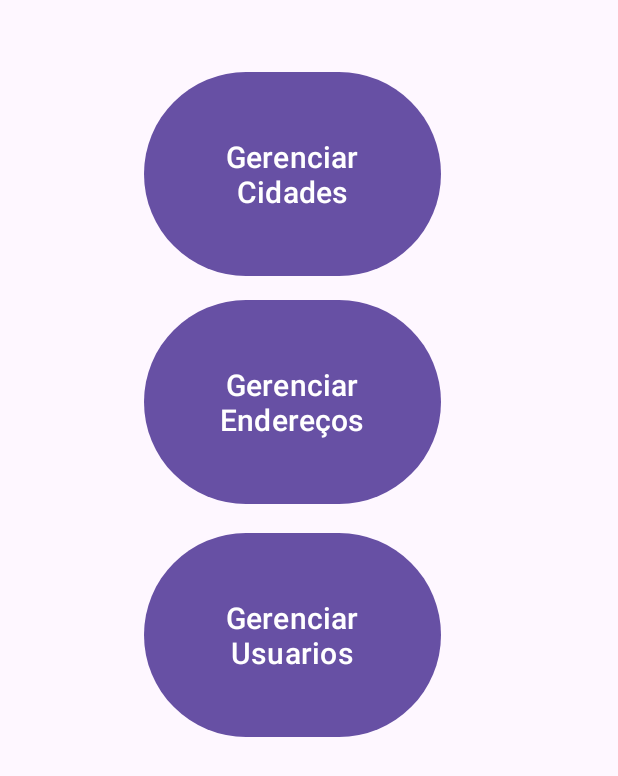
After one commit to joselucas0/Controle-de-Endere-os, an Android app: the layout activity_menu.xml on its own in the app's theme, with its tools: preview values and no code run, on a phone screen of 412 x 824 dp. The commit adds this screen. Shown: the top 776 px of the screen. Run offline under Robolectric (Android 15) with nearby library versions, the phone set to English and light mode, and no system bars.

Commit message:
Add files via upload

```diff
--- /dev/null
+++ b/BDRoom24/app/src/main/res/layout/activity_menu.xml
@@ -0,0 +1,47 @@
+<?xml version="1.0" encoding="utf-8"?>
+<androidx.constraintlayout.widget.ConstraintLayout xmlns:android="http://schemas.android.com/apk/res/android"
+    xmlns:app="http://schemas.android.com/apk/res-auto"
+    xmlns:tools="http://schemas.android.com/tools"
+    android:layout_width="match_parent"
+    android:layout_height="match_parent">
+
+    <androidx.constraintlayout.widget.ConstraintLayout
+        android:layout_width="409dp"
+        android:layout_height="729dp"
+        app:layout_constraintTop_toTopOf="parent"
+        tools:layout_editor_absoluteX="1dp">
+
+        <Button
+            android:id="@+id/buttonGerenciarCidades"
+            android:layout_width="198dp"
+            android:layout_height="144dp"
+            android:layout_marginStart="96dp"
+            android:layout_marginTop="44dp"
+            android:text="Gerenciar Cidades"
+            android:textSize="20sp"
+            app:layout_constraintStart_toStartOf="parent"
+            app:layout_constraintTop_toTopOf="parent" />
+
+        <Button
+            android:id="@+id/button3"
+            android:layout_width="198dp"
+            android:layout_height="144dp"
+            android:layout_marginStart="96dp"
+            android:layout_marginTop="8dp"
+            android:text="Gerenciar Endereços"
+            android:textSize="20sp"
+            app:layout_constraintStart_toStartOf="parent"
+            app:layout_constraintTop_toBottomOf="@+id/buttonGerenciarCidades" />
+
+        <Button
+            android:id="@+id/button4"
+            android:layout_width="198dp"
+            android:layout_height="144dp"
+            android:layout_marginStart="96dp"
+            android:layout_marginTop="11dp"
+            android:text="Gerenciar Usuarios"
+            android:textSize="20sp"
+            app:layout_constraintStart_toStartOf="parent"
+            app:layout_constraintTop_toBottomOf="@+id/button3" />
+    </androidx.constraintlayout.widget.ConstraintLayout>
+</androidx.constraintlayout.widget.ConstraintLayout>
```
Also changed, not shown: BDRoom24/app/src/main/res/layout/activity_controle_de_cidades.xml (added, +49 -0 lines), BDRoom24/app/src/main/res/layout/activity_main.xml (+10 -0 lines).
